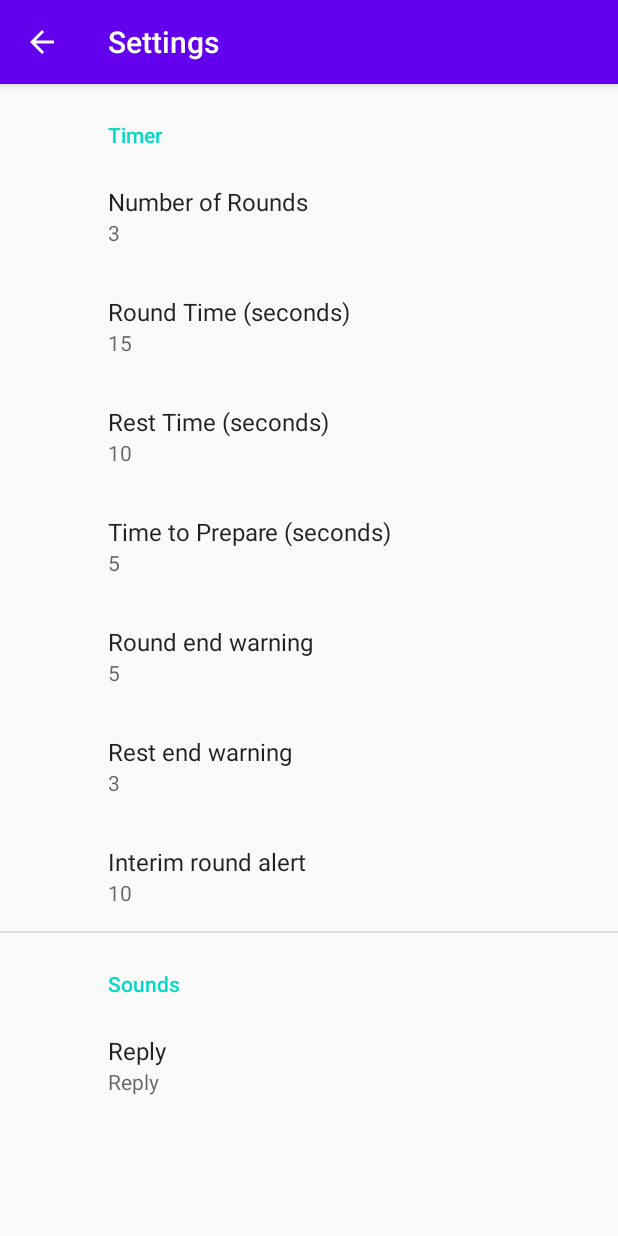
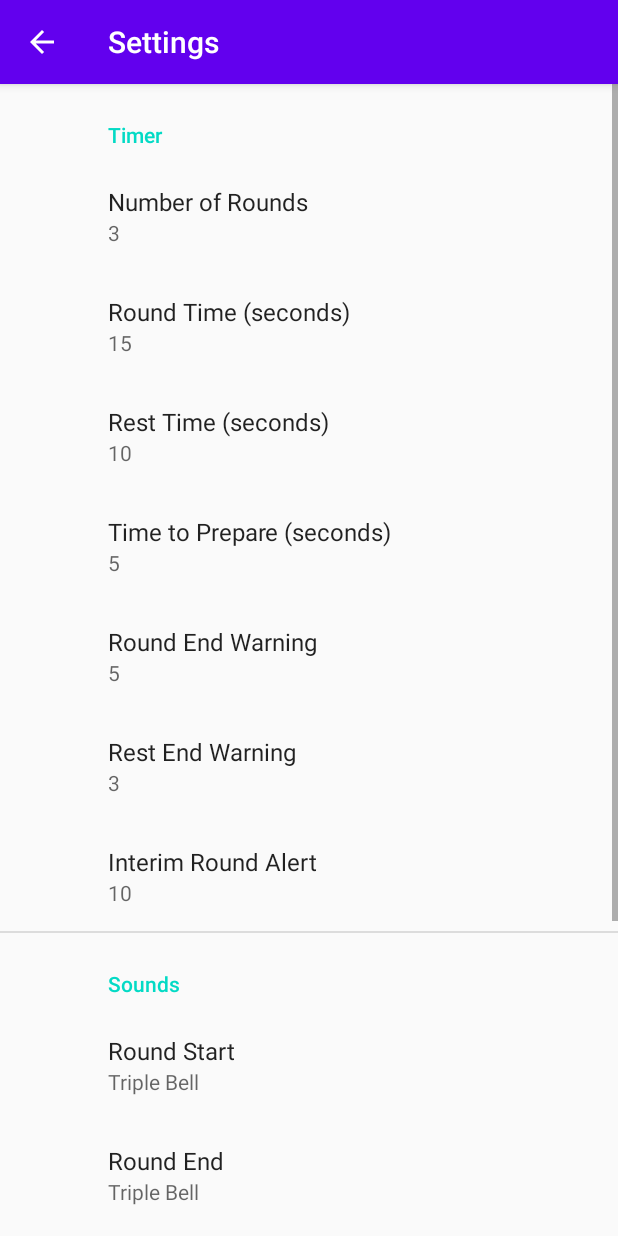
Before and after one commit to shuaybk/SirBoxalot, an Android app: the SettingsActivity screen opened directly, with no data from a screen before it, on a phone screen of 412 x 824 dp. Run offline under Robolectric (Android 15) with nearby library versions, the phone set to English and light mode, and no system bars; our stand-ins replace androidx.preference; libraries missing offline, so code that uses them is left out: com.shuayb.capstone.

Commit message:
Add Functionality: Make the start bell sound a configurable setting

```diff
--- a/app/src/main/java/com/shuayb/capstone/android/sirboxalot/MainActivity.kt
+++ b/app/src/main/java/com/shuayb/capstone/android/sirboxalot/MainActivity.kt
@@ -10,6 +10,7 @@ import android.view.Menu
 import android.view.MenuInflater
 import android.view.MenuItem
 import android.view.View
+import android.widget.Toast
 import androidx.databinding.DataBindingUtil
 import com.shuayb.capstone.android.sirboxalot.databinding.ActivityMainBinding
 import kotlinx.coroutines.*
@@ -202,8 +203,18 @@ class MainActivity : AppCompatActivity() {
     }
 
     private fun playSound(soundType : String) {
+        var soundValues = getResources().obtainTypedArray(R.array.sound_values)
+        var strArray = resources.getStringArray(R.array.sound_values)
+        var strRoundStart = sharedPreferences.getString("round_start_sound", strArray[2])
+
         when (soundType) {
-            SOUND_TYPE_START_MAIN -> launchSoundThread(R.raw.triple_bell)
+            SOUND_TYPE_START_MAIN -> {
+                for (i in 0 .. strArray.size - 1) {
+                    if (strArray[i] == strRoundStart) {
+                        launchSoundThread(soundValues.getResourceId(i, -1))
+                    }
+                }
+            }
             SOUND_TYPE_END_MAIN -> launchSoundThread(R.raw.triple_bell)
             SOUND_TYPE_ROUND_END_WARN -> launchSoundThread(R.raw.short_beep)
             SOUND_TYPE_REST_END_WARN -> launchSoundThread(R.raw.short_beep)
--- a/app/src/main/res/values/arrays.xml
+++ b/app/src/main/res/values/arrays.xml
@@ -1,12 +1,15 @@
 <resources>
-    <!-- Reply Preference -->
-    <string-array name="reply_entries">
-        <item>Reply</item>
-        <item>Reply to all</item>
+    <!-- Sounds Preferences -->
+    <string-array name="sound_entries">
+        <item>Long Beep</item>
+        <item>Short Beep</item>
+        <item>Triple Bell</item>
     </string-array>
 
-    <string-array name="reply_values">
-        <item>reply</item>
-        <item>reply_all</item>
+    <string-array name="sound_values">
+        <item>@raw/long_beep</item>
+        <item>@raw/short_beep</item>
+        <item>@raw/triple_bell</item>
     </string-array>
+
 </resources>
--- a/app/src/main/res/values/strings.xml
+++ b/app/src/main/res/values/strings.xml
@@ -9,13 +9,21 @@
     <string name="status_complete">Complete</string>
     <string name="status_paused">--paused--</string>
 
-    <!-- Settings -->
+    <!-- Time Settings -->
     <string name="settings_num_rounds_title">Number of Rounds</string>
     <string name="settings_round_time_title">Round Time (seconds)</string>
     <string name="settings_rest_time_title">Rest Time (seconds)</string>
     <string name="settings_prep_time_title">Time to Prepare (seconds)</string>
-    <string name="settings_round_end_warn_title">Round end warning</string>
-    <string name="settings_rest_end_warn_title">Rest end warning</string>
-    <string name="settings_inter_round_alert_title">Interim round alert</string>
+    <string name="settings_round_end_warn_title">Round End Warning</string>
+    <string name="settings_rest_end_warn_title">Rest End Warning</string>
+    <string name="settings_inter_round_alert_title">Interim Round Alert</string>
+
+    <!-- Sound Settings -->
+    <string name="settings_round_start_sound_title">Round Start</string>
+    <string name="settings_round_end_sound_title">Round End</string>
+    <string name="settings_round_end_warn_sound_title">Round End Warning</string>
+    <string name="settings_rest_end_warn_sound_title">Rest End Warning</string>
+    <string name="settings_inter_round_alert_sound_title">Interim Round Alert</string>
+    <string name="settings_pause_resume_sound_title">Round Start</string>
 
 </resources>
--- a/app/src/main/res/xml/root_preferences.xml
+++ b/app/src/main/res/xml/root_preferences.xml
@@ -52,11 +52,51 @@
     <PreferenceCategory app:title="Sounds">
 
         <ListPreference
-            app:defaultValue="reply"
-            app:entries="@array/reply_entries"
-            app:entryValues="@array/reply_values"
-            app:key="reply"
-            app:title="Reply"
+            app:defaultValue="@raw/triple_bell"
+            app:entries="@array/sound_entries"
+            app:entryValues="@array/sound_values"
+            app:key="round_start_sound"
+            app:title="@string/settings_round_start_sound_title"
+            app:useSimpleSummaryProvider="true" />
+
+        <ListPreference
+            app:defaultValue="@raw/triple_bell"
+            app:entries="@array/sound_entries"
+            app:entryValues="@array/sound_values"
+            app:key="round_end_sound"
+            app:title="@string/settings_round_end_sound_title"
+            app:useSimpleSummaryProvider="true" />
+
+        <ListPreference
+            app:defaultValue="@raw/long_beep"
+            app:entries="@array/sound_entries"
+            app:entryValues="@array/sound_values"
+            app:key="round_end_warn_sound"
+            app:title="@string/settings_round_end_warn_sound_title"
+            app:useSimpleSummaryProvider="true" />
+
+        <ListPreference
+            app:defaultValue="@raw/long_beep"
+            app:entries="@array/sound_entries"
+            app:entryValues="@array/sound_values"
+            app:key="rest_end_warn_sound"
+            app:title="@string/settings_rest_end_warn_sound_title"
+            app:useSimpleSummaryProvider="true" />
+
+        <ListPreference
+            app:defaultValue="@raw/short_beep"
+            app:entries="@array/sound_entries"
+            app:entryValues="@array/sound_values"
+            app:key="inter_round_alert_sound"
+            app:title="@string/settings_inter_round_alert_sound_title"
+            app:useSimpleSummaryProvider="true" />
+
+        <ListPreference
+            app:defaultValue="@raw/short_beep"
+            app:entries="@array/sound_entries"
+            app:entryValues="@array/sound_values"
+            app:key="pause_resume_sound"
+            app:title="@string/settings_pause_resume_sound_title"
             app:useSimpleSummaryProvider="true" />
 
     </PreferenceCategory>
```
